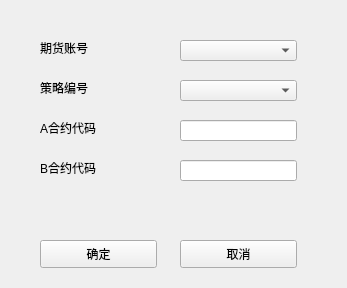
Above: PyCTP_Client/PyCTP_ClientUI/QStrategySetting.ui from yuwangying/PyCTP before the change. Below: the same form after it.
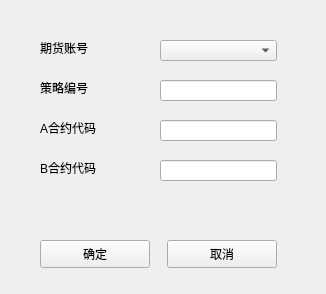
That is the form after the change.

The edit to the form file:
```diff
--- a/PyCTP_Client/PyCTP_ClientUI/QStrategySetting.ui
+++ b/PyCTP_Client/PyCTP_ClientUI/QStrategySetting.ui
@@ -6,8 +6,8 @@
    <rect>
     <x>0</x>
     <y>0</y>
-    <width>347</width>
-    <height>288</height>
+    <width>326</width>
+    <height>294</height>
    </rect>
   </property>
   <property name="sizePolicy">
@@ -74,27 +74,17 @@
   <widget class="QComboBox" name="comboBox_user_id">
    <property name="geometry">
     <rect>
-     <x>180</x>
+     <x>160</x>
      <y>40</y>
      <width>117</width>
      <height>21</height>
     </rect>
    </property>
   </widget>
-  <widget class="QComboBox" name="comboBox_strategy_id">
-   <property name="geometry">
-    <rect>
-     <x>180</x>
-     <y>80</y>
-     <width>117</width>
-     <height>21</height>
-    </rect>
-   </property>
-  </widget>
   <widget class="QLineEdit" name="lineEdit_a_instrument">
    <property name="geometry">
     <rect>
-     <x>180</x>
+     <x>160</x>
      <y>120</y>
      <width>117</width>
      <height>21</height>
@@ -104,7 +94,7 @@
   <widget class="QLineEdit" name="lineEdit_b_instrument">
    <property name="geometry">
     <rect>
-     <x>180</x>
+     <x>160</x>
      <y>160</y>
      <width>117</width>
      <height>21</height>
@@ -114,9 +104,9 @@
   <widget class="QPushButton" name="pushButton_cancel">
    <property name="geometry">
     <rect>
-     <x>180</x>
+     <x>167</x>
      <y>240</y>
-     <width>117</width>
+     <width>110</width>
      <height>28</height>
     </rect>
    </property>
@@ -129,7 +119,7 @@
     <rect>
      <x>40</x>
      <y>240</y>
-     <width>117</width>
+     <width>110</width>
      <height>28</height>
     </rect>
    </property>
@@ -140,10 +130,10 @@
   <widget class="QLabel" name="label_error_msg">
    <property name="geometry">
     <rect>
-     <x>40</x>
-     <y>200</y>
-     <width>295</width>
-     <height>16</height>
+     <x>42</x>
+     <y>192</y>
+     <width>237</width>
+     <height>37</height>
     </rect>
    </property>
    <property name="styleSheet">
@@ -153,7 +143,17 @@
     <string/>
    </property>
    <property name="alignment">
-    <set>Qt::AlignCenter</set>
+    <set>Qt::AlignLeading|Qt::AlignLeft|Qt::AlignVCenter</set>
+   </property>
+  </widget>
+  <widget class="QLineEdit" name="lineEdit_strategy_id">
+   <property name="geometry">
+    <rect>
+     <x>160</x>
+     <y>80</y>
+     <width>117</width>
+     <height>21</height>
+    </rect>
    </property>
   </widget>
  </widget>
```
Left out of the diff: 8 changed lines with no effect on the pictures.
